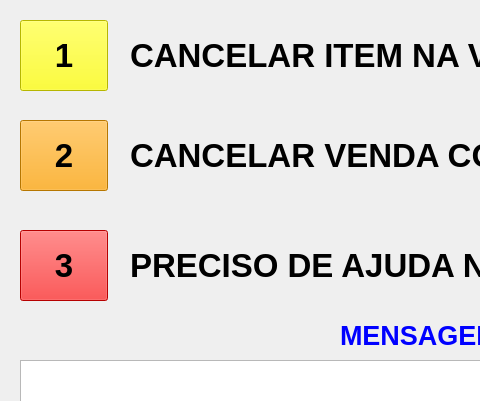
WalterSilva5/botao-de-emergencia-caixa, file client/view/telaSistema.ui: the form before one commit; both pictures show x 0 to 480 and y 0 to 401 of the 800 by 600 pixel window.
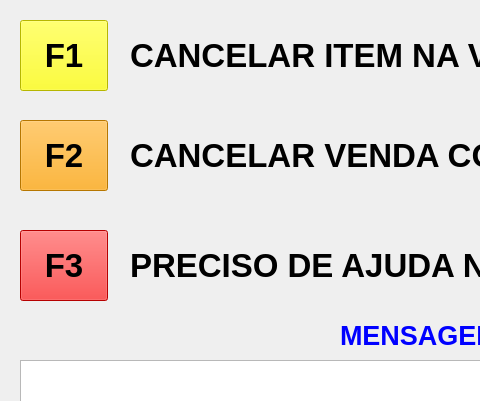
The form after the commit.

Commit message: sistema finalizado

What changed in the file:
```diff
--- a/client/view/telaSistema.ui
+++ b/client/view/telaSistema.ui
@@ -52,7 +52,7 @@
      <string notr="true">background-color: yellow;</string>
     </property>
     <property name="text">
-     <string>1</string>
+     <string>F1</string>
     </property>
    </widget>
    <widget class="QLabel" name="label">
@@ -116,7 +116,7 @@
 ;</string>
     </property>
     <property name="text">
-     <string>2</string>
+     <string>F2</string>
     </property>
    </widget>
    <widget class="QLabel" name="label_3">
@@ -159,7 +159,7 @@
      <string notr="true">background-color: red;</string>
     </property>
     <property name="text">
-     <string>3</string>
+     <string>F3</string>
     </property>
    </widget>
    <widget class="QLabel" name="label_4">
```
Left out of the diff: 8 changed lines with no effect on the pictures. The commit also changes 12 other files.
